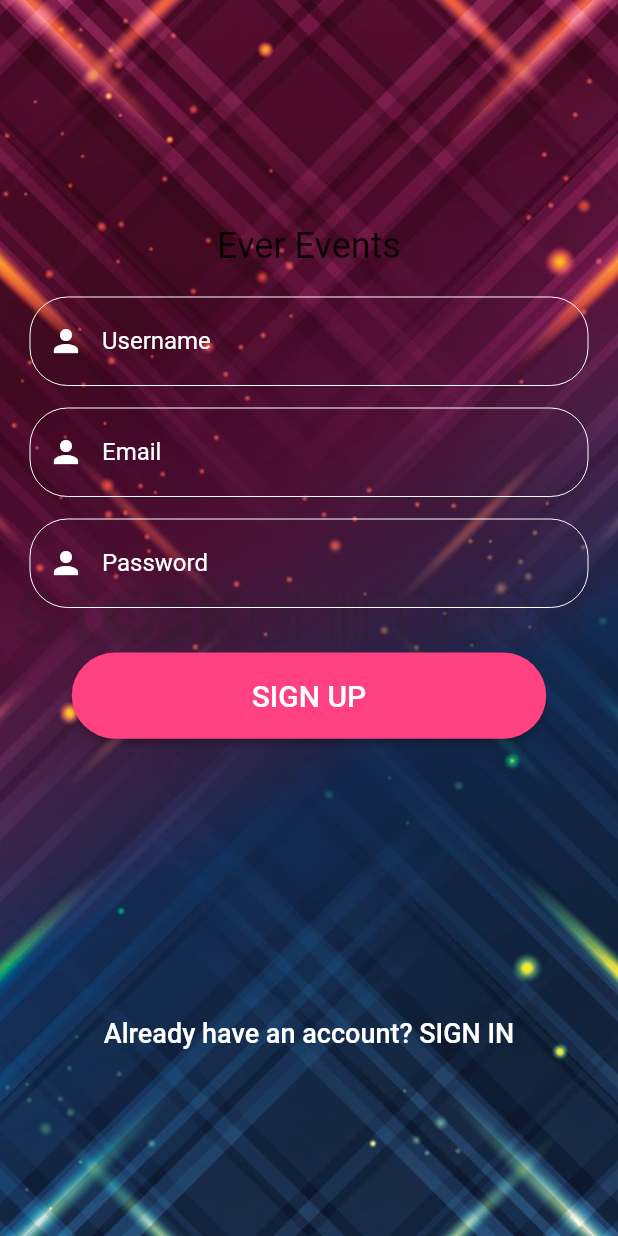
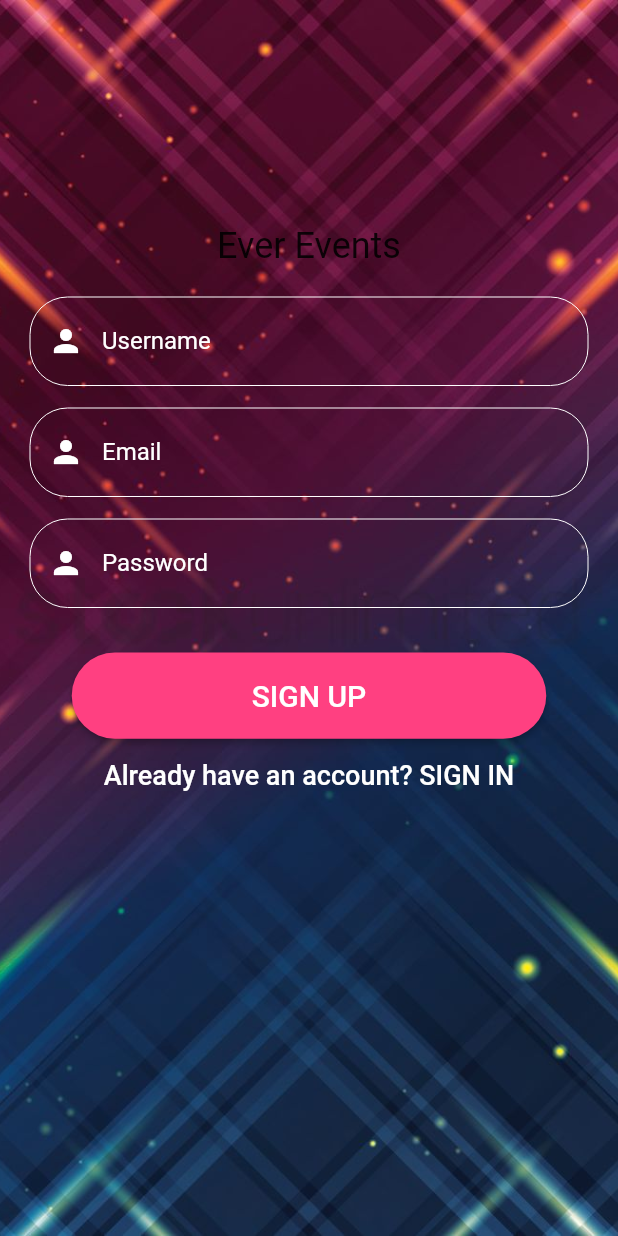
Before and after one commit to ibadsiddiqui/Flutter_Work, a Flutter app: the screen it shows after launch, on a phone screen of 412 x 824 dp. Run offline on Flutter 3.47's test engine with Material 2 defaults, Android fonts, the phone set to English and light mode, and no system bars; our stand-ins replace cloud_firestore, firebase_auth, flutter_mobx, google_sign_in, mobx, rxdart; missing offline and left inert: duration, system_shortcuts; accounts and stored records are empty; generated files the repository leaves out were written again; Roboto replaces fonts that are missing (Poppins).

Commit message:
--Commit: button widget created for auth

```diff
--- a/Projects/ever_events/lib/src/screens/signup_screen/signup.dart
+++ b/Projects/ever_events/lib/src/screens/signup_screen/signup.dart
@@ -1,3 +1,5 @@
+import 'package:ever_events/src/navigator/auth_navigator.dart';
+import 'package:ever_events/src/widgets/auth/Buttons.dart';
 import 'package:ever_events/src/widgets/auth/Inputs.dart';
 import 'package:flutter/material.dart';
 
@@ -48,40 +50,14 @@ class _SignUpScreenState extends State<SignUpScreen> {
                   obsure: true,
                 )),
             const SizedBox(height: 30),
-            new RaisedButton(
-              onPressed: () {},
-              child: Row(
-                mainAxisSize: MainAxisSize.min,
-                children: const <Widget>[
-                  SizedBox(width: 100.0, height: 57.5),
-                  Text("SIGN UP",
-                      maxLines: 1,
-                      style: TextStyle(
-                        color: Colors.white,
-                        fontSize: 20.0,
-                      )),
-                  SizedBox(width: 100.0, height: 57.5),
-                ],
-              ),
-              textColor: Colors.white,
-              padding: EdgeInsets.only(left: 20.0, right: 20.0),
-              color: Colors.pinkAccent,
-              splashColor: Colors.pink,
-              shape: const StadiumBorder(),
-            ),
+            submitButton(title: "SIGN UP"),
             Container(
-              height: 220.0,
               alignment: Alignment.bottomCenter,
               child: FlatButton(
-                onPressed: () => Navigator.of(context).pushReplacementNamed("/LoginScreen"),
-                child: Text(
-                  "Already have an account? SIGN IN",
-                  style: TextStyle(
-                    color: Colors.white,
-                    fontSize: 18,
-                  ),
-                  textAlign: TextAlign.center,
-                ),
+                onPressed: () => pushLoginScreen(context),
+                child: Text("Already have an account? SIGN IN",
+                    style: TextStyle(color: Colors.white, fontSize: 18),
+                    textAlign: TextAlign.center),
               ),
             )
           ],
--- /dev/null
+++ b/Projects/ever_events/lib/src/widgets/auth/Buttons.dart
@@ -0,0 +1,24 @@
+import 'package:flutter/material.dart';
+
+Widget submitButton({@required String title, Function onPress}) {
+  return new RaisedButton(
+    onPressed: () {},
+    child: Row(
+      mainAxisSize: MainAxisSize.min,
+      children: <Widget>[
+        SizedBox(width: 100.0, height: 57.5),
+        Text(title,
+            style: TextStyle(
+              color: Colors.white,
+              fontSize: 20.0,
+            )),
+        SizedBox(width: 100.0, height: 57.5),
+      ],
+    ),
+    textColor: Colors.white,
+    padding: EdgeInsets.only(left: 20.0, right: 20.0),
+    color: Colors.pinkAccent,
+    splashColor: Colors.pink,
+    shape: StadiumBorder(),
+  );
+}
```
